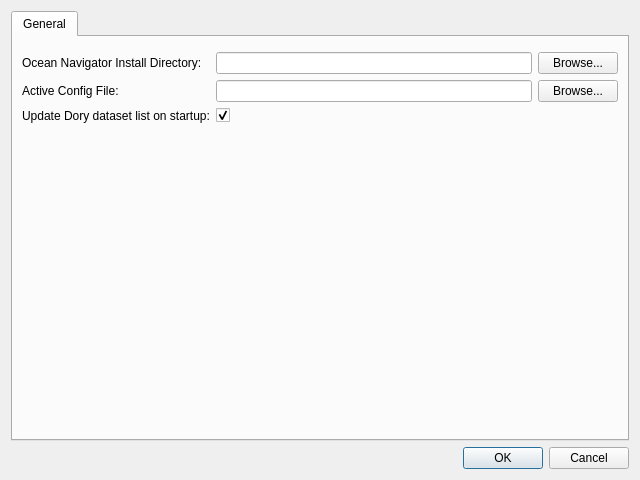
The window that Config_Tool/dialogpreferences.ui (DFO-Ocean-Navigator/Navigator2Go) describes before a commit, drawn with Qt 5.
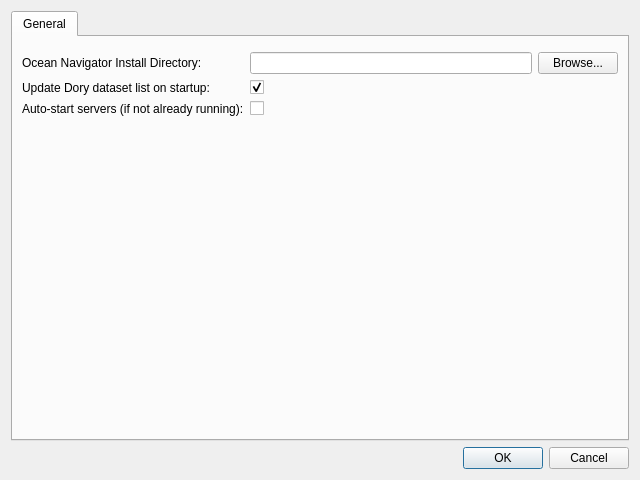
The same window after the commit.

Patch:
```diff
--- a/Config_Tool/dialogpreferences.ui
+++ b/Config_Tool/dialogpreferences.ui
@@ -75,14 +75,14 @@
            </item>
           </layout>
          </item>
-         <item row="3" column="0">
+         <item row="2" column="0">
           <widget class="QLabel" name="label_2">
            <property name="text">
             <string>Update Dory dataset list on startup:</string>
            </property>
           </widget>
          </item>
-         <item row="3" column="1">
+         <item row="2" column="1">
           <widget class="QCheckBox" name="checkBoxUpdateDoryListOnStart">
            <property name="text">
             <string/>
@@ -92,30 +92,19 @@
            </property>
           </widget>
          </item>
-         <item row="2" column="0">
+         <item row="3" column="0">
           <widget class="QLabel" name="label_3">
            <property name="text">
-            <string>Active Config File:</string>
+            <string>Auto-start servers (if not already running):</string>
            </property>
           </widget>
          </item>
-         <item row="2" column="1">
-          <layout class="QHBoxLayout" name="horizontalLayout_2">
-           <item>
-            <widget class="QLineEdit" name="lineEditActiveConfigFile">
-             <property name="readOnly">
-              <bool>true</bool>
-             </property>
-            </widget>
-           </item>
-           <item>
-            <widget class="QPushButton" name="pushButtonBrowseActiveConfigFile">
-             <property name="text">
-              <string>Browse...</string>
-             </property>
-            </widget>
-           </item>
-          </layout>
+         <item row="3" column="1">
+          <widget class="QCheckBox" name="checkBoxAutoStartServers">
+           <property name="text">
+            <string/>
+           </property>
+          </widget>
          </item>
         </layout>
        </widget>
```
